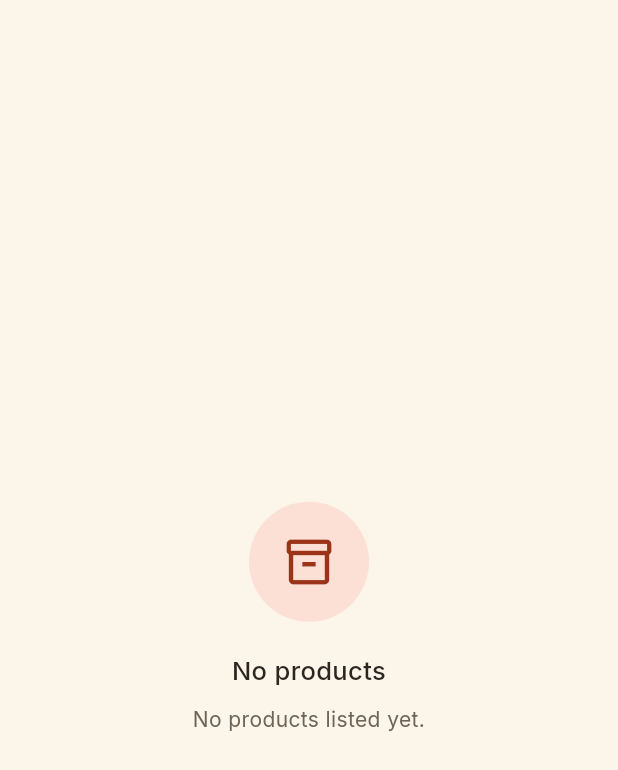
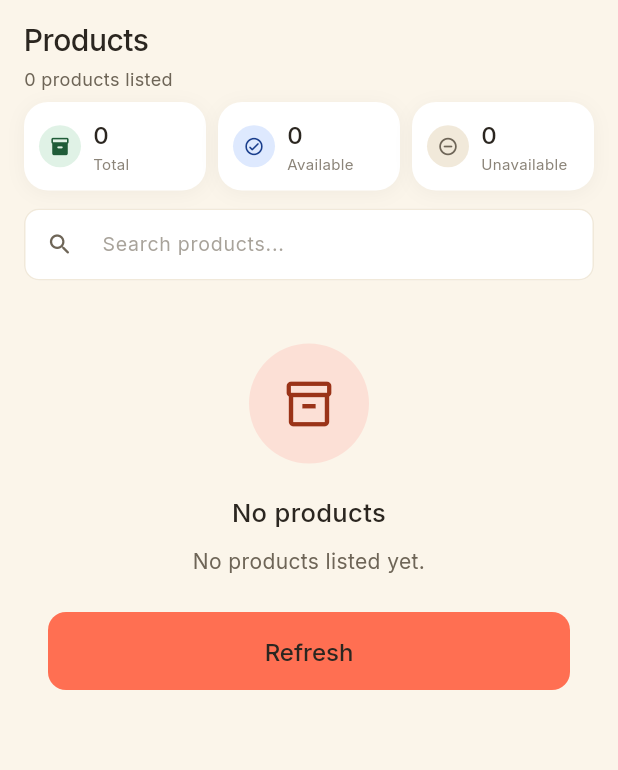
Before and after one commit to Theani7/LocalTrade, a Flutter app: the AdminProductsTab widget shown alone on an empty page, opened directly, on a phone screen of 412 x 824 dp. Shown: the top 770 px of the screen. Run offline on Flutter 3.47's test engine with Material 3 defaults, Android fonts, the light colour scheme and no system bars; our stand-ins replace cached_network_image, confetti, device_info_plus, firebase_core, firebase_crashlytics, firebase_messaging and 11 more; accounts and stored records are empty; network calls fail.

Commit message:
fix(admin): improve product search empty state and query banner

```diff
--- a/frontend/localtrade_app/lib/features/admin/admin_dashboard.dart
+++ b/frontend/localtrade_app/lib/features/admin/admin_dashboard.dart
@@ -2209,13 +2209,19 @@ class _AdminProductsTabState extends State<AdminProductsTab> with AutomaticKeepA
     });
   }
 
+  void _clearSearch(AdminProvider provider) {
+    _debounce?.cancel();
+    _searchController.clear();
+    FocusScope.of(context).unfocus();
+    provider.fetchProducts();
+  }
+
   @override
   Widget build(BuildContext context) {
     super.build(context);
     return Consumer<AdminProvider>(
       builder: (context, provider, _) {
         if (provider.isLoading && provider.products.isEmpty) return const ListSkeleton(itemCount: 5);
-        if (provider.products.isEmpty) return const EmptyState(icon: Icons.inventory_2_outlined, title: 'No products', message: 'No products listed yet.');
 
         final pStats = provider.productStats;
         final totalP = pStats?['totalProducts'] ?? provider.products.length;
@@ -2274,10 +2280,7 @@ class _AdminProductsTabState extends State<AdminProductsTab> with AutomaticKeepA
                   suffixIcon: _searchController.text.isNotEmpty
                       ? IconButton(
                           icon: const Icon(Icons.close_rounded, size: 16, color: AppColors.muted),
-                          onPressed: () {
-                            _searchController.clear();
-                            provider.fetchProducts();
-                          },
+                          onPressed: () => _clearSearch(provider),
                         )
                       : null,
                   filled: true,
@@ -2299,10 +2302,43 @@ class _AdminProductsTabState extends State<AdminProductsTab> with AutomaticKeepA
               ),
             ),
 
+            if (_searchController.text.trim().isNotEmpty && provider.products.isNotEmpty)
+              _buildActiveSearchBanner(
+                query: _searchController.text.trim(),
+                count: provider.products.length,
+                onClear: () => _clearSearch(provider),
+              ),
+
             // List
+            if (provider.products.isEmpty)
+              if (_searchController.text.isNotEmpty)
+                Expanded(
+                  child: EmptyState(
+                    icon: Icons.search_off_rounded,
+                    title: 'No products found',
+                    message: 'No products match "${_searchController.text}". Check your spelling or try another term.',
+                    actionLabel: 'Clear search',
+                    onAction: () => _clearSearch(provider),
+                  ),
+                )
+              else
+                Expanded(
+                  child: ListView(
+                    children: [
+                      EmptyState(
+                        icon: Icons.inventory_2_outlined,
+                        title: 'No products',
+                        message: 'No products listed yet.',
+                        actionLabel: 'Refresh',
+                        onAction: () => provider.fetchProducts(),
+                      ),
+                    ],
+                  ),
+                )
+            else
               Expanded(
                 child: RefreshIndicator(
-                onRefresh: provider.fetchProducts,
+                  onRefresh: () => provider.fetchProducts(search: _searchController.text.isEmpty ? null : _searchController.text),
                   color: AppColors.coral,
                   child: ListView.separated(
                     padding: EdgeInsets.fromLTRB(16, 0, 16, MediaQuery.of(context).padding.bottom + 80),
```
Lines whose indentation alone changed are shown as unchanged.
